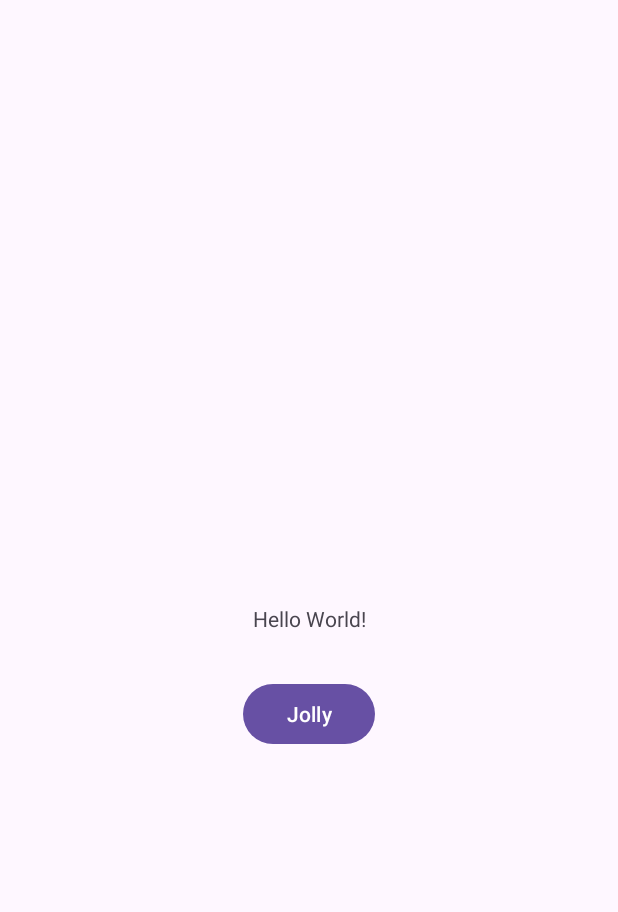
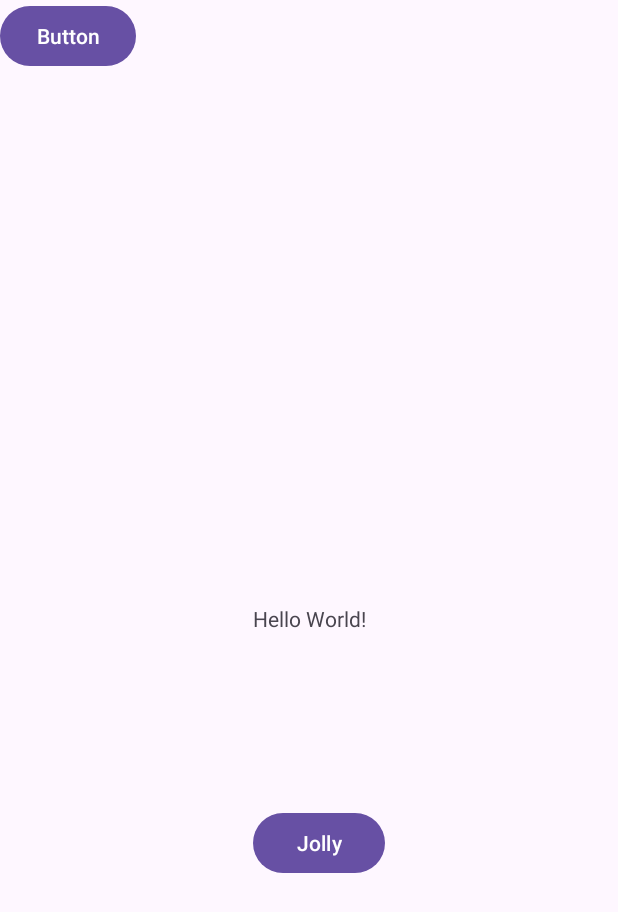
Before and after one commit to decagramaton/SecondMiniProject, an Android app: the screen it shows after launch (MainActivity), on a phone screen of 412 x 824 dp. Shown: the top 912 px of the screen. Run offline under Robolectric (Android 15) with nearby library versions, the phone set to English and light mode, and no system bars.

Commit message:
연습ㅇㄹㅇㄹ

```diff
--- a/app/src/main/res/layout/activity_main.xml
+++ b/app/src/main/res/layout/activity_main.xml
@@ -20,10 +20,19 @@
         android:id="@+id/btn_jolly"
         android:layout_width="wrap_content"
         android:layout_height="wrap_content"
-        android:layout_marginTop="30dp"
+        android:layout_marginTop="116dp"
         android:text="Jolly"
         app:layout_constraintEnd_toEndOf="parent"
+        app:layout_constraintHorizontal_bias="0.52"
         app:layout_constraintStart_toStartOf="parent"
         app:layout_constraintTop_toBottomOf="@+id/textView" />
 
+    <Button
+        android:id="@+id/button"
+        android:layout_width="wrap_content"
+        android:layout_height="wrap_content"
+        android:text="Button"
+        tools:layout_editor_absoluteX="154dp"
+        tools:layout_editor_absoluteY="425dp" />
+
 </androidx.constraintlayout.widget.ConstraintLayout>
```
